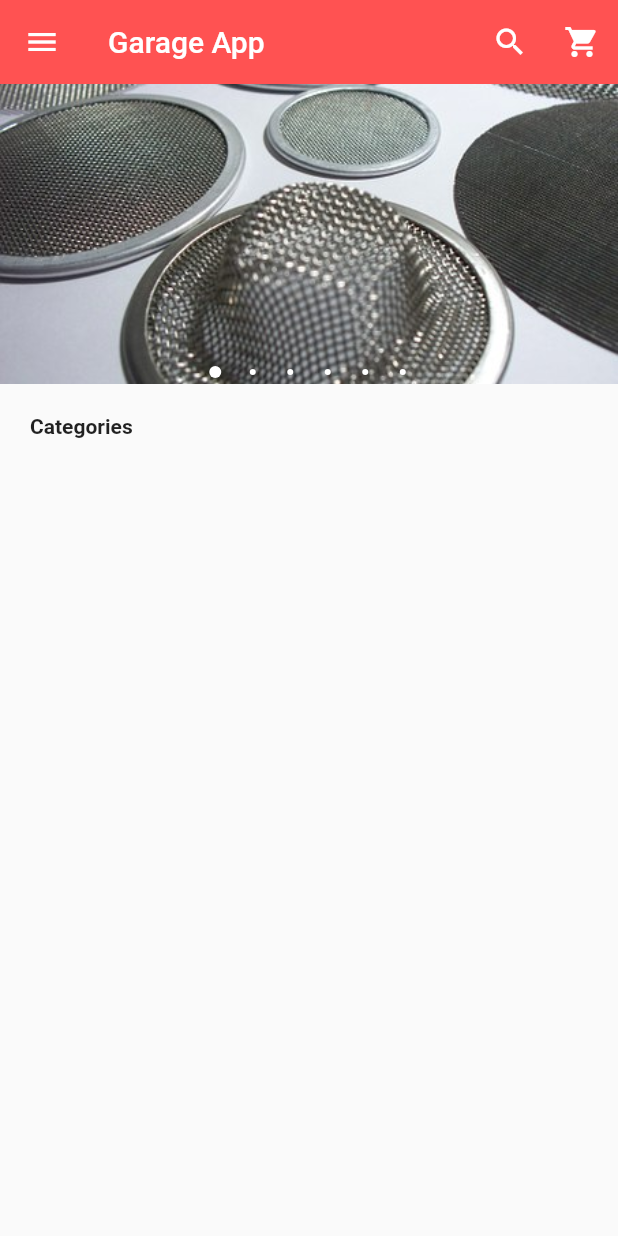
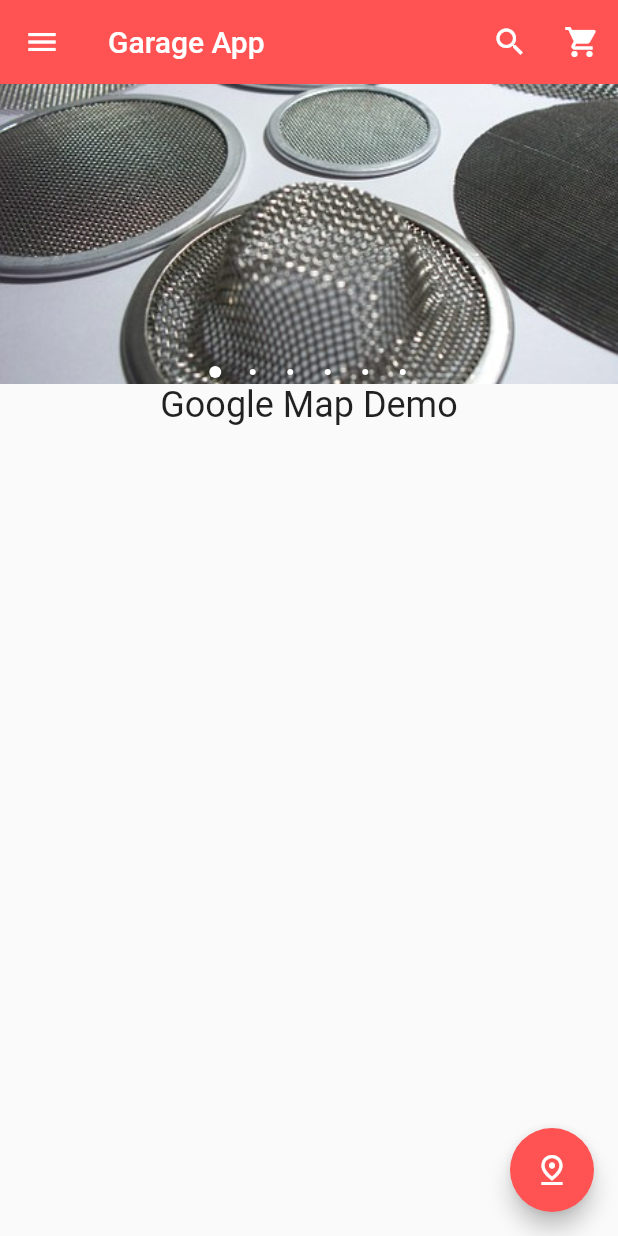
Before and after one commit to mervinkogei/garage-flutter, a Flutter app: the screen it shows after launch, on a phone screen of 412 x 824 dp. Run offline on Flutter 3.47's test engine with Material 2 defaults, Android fonts, the phone set to English and light mode, and no system bars; drawn by our look-alikes of carousel_pro; our stand-ins replace flutter_signin_button, google_maps_flutter.

```diff
--- a/lib/main.dart
+++ b/lib/main.dart
@@ -1,5 +1,6 @@
 import 'package:carousel_pro/carousel_pro.dart';
 import 'package:flutter/material.dart';
+import 'package:garage/pages/google_map_screen.dart';
 
 
 void main() {
@@ -139,14 +140,26 @@ class _HomePageState extends State<HomePage> {
         children: <Widget>[
           //Image Carousel
           image_carousel,
-          //Padding
-          Padding(
-            padding: const EdgeInsets.all(20.0),
-            child: Text('Categories',
-                style: TextStyle(fontWeight: FontWeight.bold)),
+
+          Container(
+            child: Center(
+              child: Column(
+                mainAxisAlignment: MainAxisAlignment.center,
+                children: [
+                  Text('Google Map Demo', style: TextStyle(fontSize: 24.0),)
+                ],
+              ),
+            ),
           ),
+
+
+
         ],
-        )
+        ),
+         floatingActionButton: FloatingActionButton(
+             onPressed: ()=> Navigator.push(context, MaterialPageRoute(builder: (context)=> GoogleMapScreen())),
+           tooltip: 'Google Maps',
+           child: Icon(Icons.pin_drop_outlined),backgroundColor: Colors.redAccent,)
 
     );
   }
--- a/pubspec.yaml
+++ b/pubspec.yaml
@@ -29,6 +29,9 @@ dependencies:
   # Use with the CupertinoIcons class for iOS style icons.
   cupertino_icons: ^1.0.0
   carousel_pro: ^1.0.0
+  google_maps_flutter: ^1.2.0
+  firebase_auth: ^0.20.1
+  flutter_signin_button: ^1.1.0
 
 dev_dependencies:
   flutter_test:
```
Also changed, not shown: lib/pages/google_map_screen.dart (added, +52 -0 lines), lib/start.dart (added, +89 -0 lines), images/banner.png (added), images/custom_marker.png (added), images/garage_logo.jpg (added), images/new_banner.jpeg (added), lib/login.dart (added), pubspec.lock, 20 other files.
